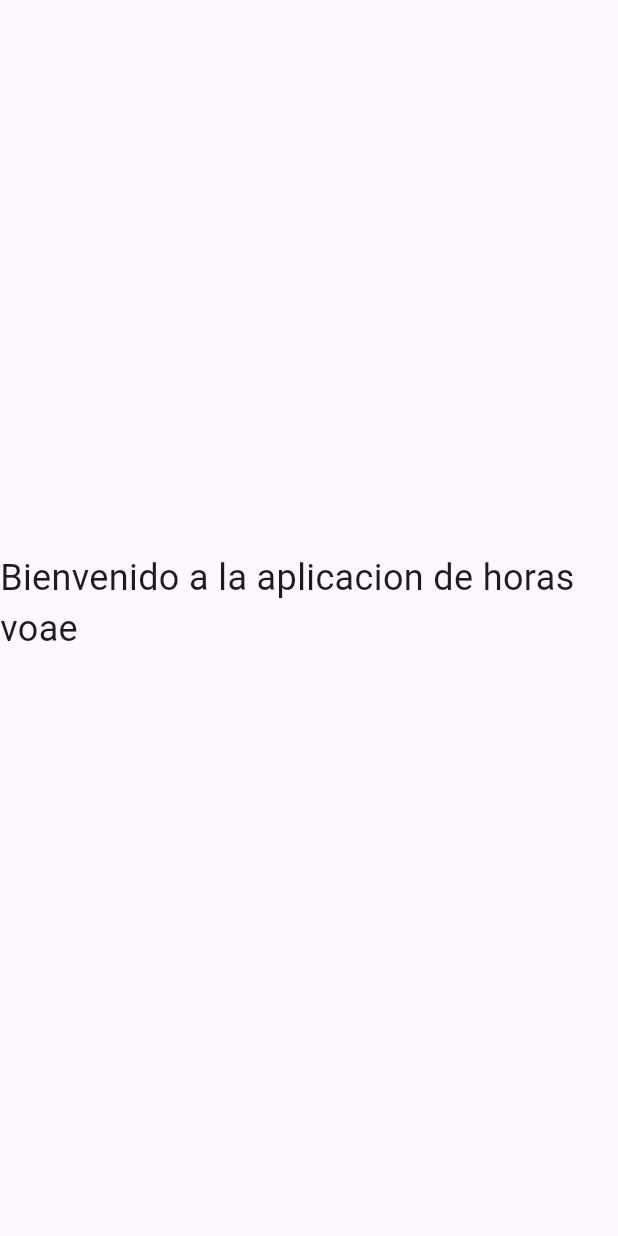
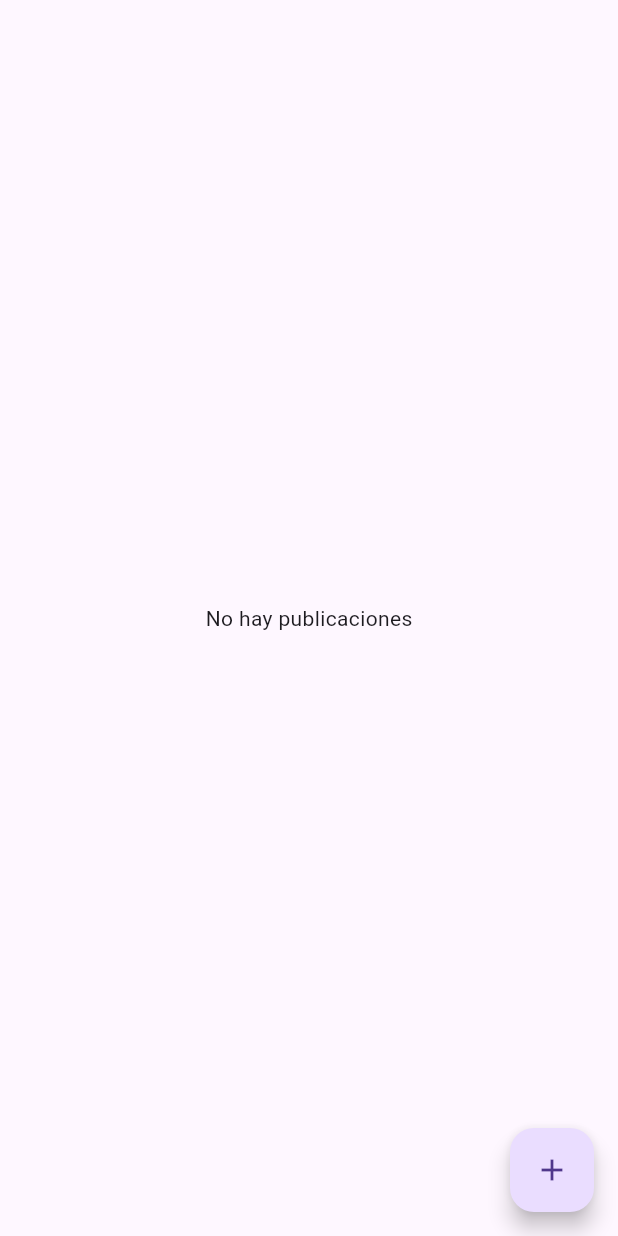
Before and after one commit to Jeffersontroches/Proyecto_lenguajes_programacion, a Flutter app: the HomePage screen opened directly, on a phone screen of 412 x 824 dp. Run offline on Flutter 3.47's test engine with Material 3 defaults, Android fonts, the phone set to English and light mode, and no system bars; our stand-ins replace cloud_firestore, firebase_auth, firebase_core, firebase_storage, google_sign_in, image_picker; accounts and stored records are empty.

Commit message:
creacion de formulario para crear publicaciones,tambien conexion con firestore y modelo de detalle_publicacion_page

```diff
--- a/proyecto1.0/proyecto/lib/main.dart
+++ b/proyecto1.0/proyecto/lib/main.dart
@@ -1,5 +1,5 @@
 import 'package:flutter/material.dart';
-import 'package:proyecto/pages/home_Page.dart';
+import 'package:proyecto/pages/create_publicacion_page.dart';
 import 'package:proyecto/pages/login_page.dart';
 import 'package:proyecto/screens/botton_nav_bar.dart';
 import 'package:firebase_core/firebase_core.dart';
@@ -17,11 +17,12 @@ class MyApp extends StatelessWidget {
   Widget build(BuildContext context) {
     return MaterialApp(
       title: 'Horas voae',
-      initialRoute: '/login',
+      initialRoute: '/',
       //home: LoginPage(),
       routes: {
         '/': (context) => BottomNavScreen(),
         '/login': (context) => LoginPage(),
+        '/publicacion': (context) => CreateMoviePage(),
       },
     );
   }
--- /dev/null
+++ b/proyecto1.0/proyecto/lib/models/Publicacion.dart
@@ -0,0 +1,44 @@
+import 'package:cloud_firestore/cloud_firestore.dart';
+
+class Publicaciones {
+  String? id;
+  String titulo;
+  String descripcion;
+  int horas;
+  int cupos;
+  DateTime fecha;
+  String area;
+
+  Publicaciones({
+    this.id,
+    required this.area,
+    required this.horas,
+    required this.titulo,
+    required this.descripcion,
+    required this.cupos,
+    required this.fecha,
+  });
+
+  factory Publicaciones.fromJson(Map<String, dynamic> json) {
+    return Publicaciones(
+      id: json['id'],
+      area: json['area'],
+      horas: json['horas'],
+      titulo: json['titulo'],
+      descripcion: json['descripcion'],
+      cupos: json['cupos'],
+      fecha: (json['fecha'] as Timestamp).toDate(),
+    );
+  }
+
+  Map<String, dynamic> toFirestoreDataBase() {
+    return {
+      'area': area,
+      'horas': horas,
+      'titulo': titulo,
+      'descripcion': descripcion,
+      'cupos': cupos,
+      'fecha': fecha,
+    };
+  }
+}
--- a/proyecto1.0/proyecto/lib/pages/home_Page.dart
+++ b/proyecto1.0/proyecto/lib/pages/home_Page.dart
@@ -1,5 +1,8 @@
+import 'package:cloud_firestore/cloud_firestore.dart';
 import 'package:firebase_auth/firebase_auth.dart';
 import 'package:flutter/material.dart';
+import 'package:proyecto/models/Publicacion.dart';
+import 'package:proyecto/pages/DetallePublicacionPage.dart';
 
 class HomePage extends StatefulWidget {
   const HomePage({super.key});
@@ -39,17 +42,99 @@ class _HomePageState extends State<HomePage> {
       //     ),
       //   ],
       // ),
-      body: Center(
-        child: Column(
-          mainAxisAlignment: MainAxisAlignment.center,
-          children: <Widget>[
-            const Text(
-              'Bienvenido a la aplicacion de horas voae',
-              style: TextStyle(fontSize: 24),
-            ),
-            const SizedBox(height: 20),
-          ],
-        ),
+      body: StreamBuilder(
+        stream:
+            FirebaseFirestore.instance
+                .collection('publicacion')
+                .withConverter<Publicaciones>(
+                  fromFirestore: (snapshot, _) {
+                    final data = snapshot.data()!;
+                    data['id'] = snapshot.id; //id del documento
+
+                    return Publicaciones.fromJson(data);
+                  },
+                  toFirestore:
+                      (Publicacion, _) => Publicacion.toFirestoreDataBase(),
+                )
+                .orderBy('fecha', descending: false)
+                .snapshots(),
+        builder: (
+          context,
+          AsyncSnapshot<QuerySnapshot<Publicaciones>> snapshot,
+        ) {
+          if (snapshot.connectionState == ConnectionState.waiting) {
+            return Center(child: CircularProgressIndicator());
+          }
+
+          print(snapshot.data);
+
+          if (snapshot.hasError) {
+            return Center(child: Text('Error: ' + snapshot.error.toString()));
+          }
+
+          if (!snapshot.hasData) {
+            return Center(
+              child: Text(
+                'No hay informacion de publicaciones ' +
+                    snapshot.error.toString(),
+              ),
+            );
+          }
+          final publicacion =
+              snapshot.data!.docs.map((doc) => doc.data()).toList();
+
+          // final publicacion  = List<Map<String, dynamic>>.from(
+          //   snapshot.data!.docs.map(
+          //     (doc) => doc.data(),
+          //   ),
+          // );
+
+          if (publicacion.isEmpty) {
+            return Center(child: Text('No hay publicaciones'));
+          }
+
+          return ListView.builder(
+            itemCount: publicacion.length,
+            itemBuilder: (context, index) {
+              final Publicacion = publicacion[index];
+
+              return Dismissible(
+                secondaryBackground: Container(
+                  color: Colors.green,
+                  child: const Icon(Icons.edit),
+                ),
+                background: Container(
+                  color: Colors.red,
+                  child: const Icon(Icons.delete),
+                ),
+                key: Key(Publicacion.id!),
+                child: ListTile(
+                  title: Text(Publicacion.titulo),
+                  subtitle: Text(Publicacion.descripcion),
+                  onTap: () {
+                    Navigator.of(context).push(
+                      MaterialPageRoute(
+                        builder:
+                            (_) => DetallePublicacionPage(
+                              publicacion: Publicacion,
+                            ),
+                      ),
+                    );
+                  },
+                ),
+              );
+            },
+          );
+          ;
+        },
+      ),
+
+      floatingActionButton: FloatingActionButton(
+        onPressed: () {
+          Navigator.of(context).pushNamed('/publicacion');
+        },
+        child: const Icon(Icons.add),
+        tooltip: 'Agregar nueva entrada',
       ),
     );
   }
--- a/proyecto1.0/proyecto/pubspec.yaml
+++ b/proyecto1.0/proyecto/pubspec.yaml
@@ -41,6 +41,9 @@ dependencies:
   google_sign_in: ^6.3.0
   firebase_storage: ^12.4.5
   image_picker: ^1.1.2
+  flutter_datetime_picker: ^1.5.1
+  intl: ^0.20.2
+
 
 dev_dependencies:
   flutter_test:
```
Also changed, not shown: proyecto1.0/proyecto/lib/pages/DetallePublicacionPage.dart (added, +37 -0 lines), proyecto1.0/proyecto/lib/pages/create_publicacion_page.dart (added, +237 -0 lines), proyecto1.0/proyecto/lib/widgets/CustomTextField.dart (added, +43 -0 lines), proyecto1.0/proyecto/pubspec.lock, 2 other files.
